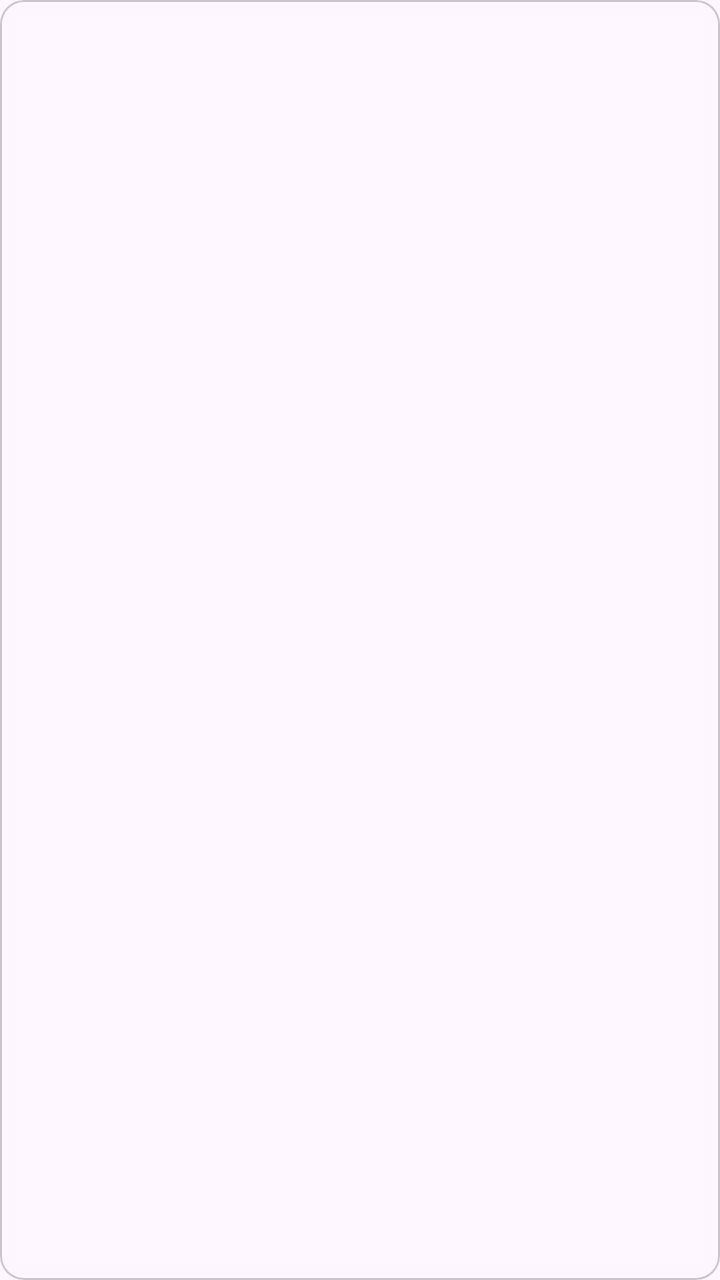
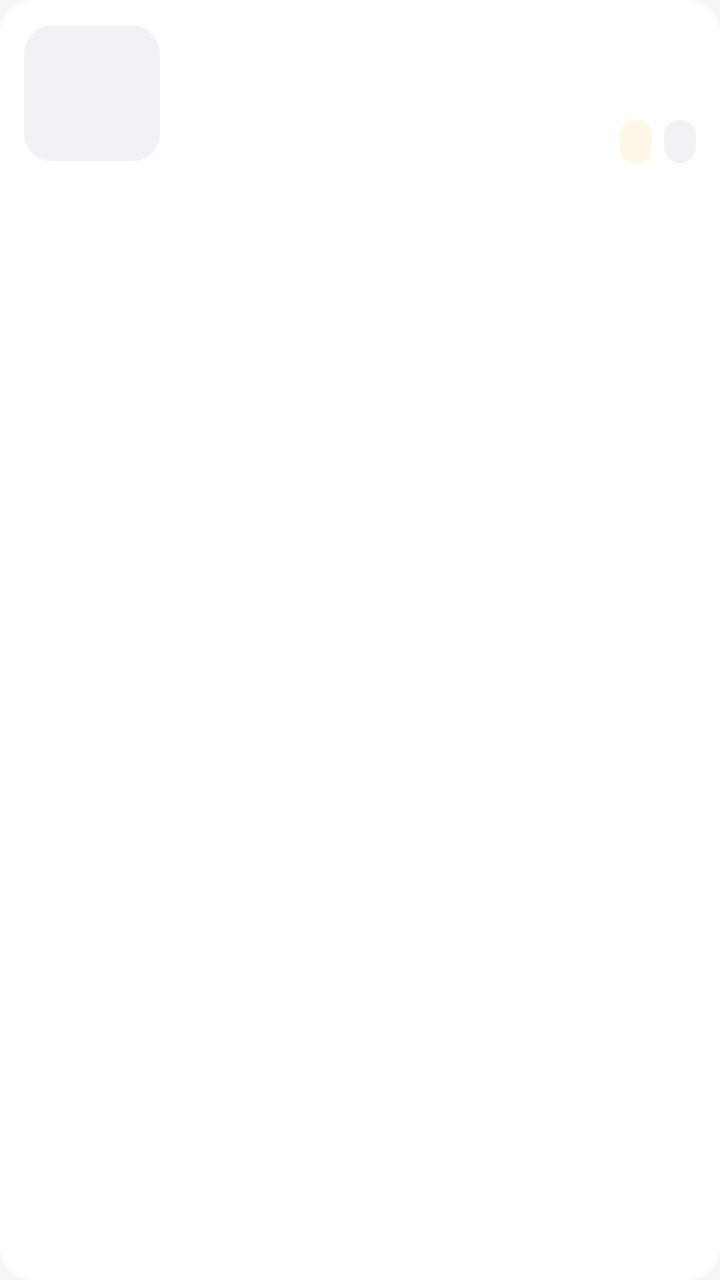

The first picture is an Android layout as it rendered before a commit; the second is the same layout after the commit. The layout source and the unified diff follow.
<!-- AndroidManifest.xml: application theme Theme.GugugagaAdmin -->
<!-- res/layout/item_san_pham.xml -->
<?xml version="1.0" encoding="utf-8"?>
<com.google.android.material.card.MaterialCardView xmlns:android="http://schemas.android.com/apk/res/android"
    style="@style/Widget.Material3.CardView.Outlined"
    android:layout_width="match_parent"
    android:layout_height="wrap_content"
    android:layout_marginStart="@dimen/khoang_md"
    android:layout_marginTop="@dimen/khoang_sm"
    android:layout_marginEnd="@dimen/khoang_md">

    <LinearLayout
        android:layout_width="match_parent"
        android:layout_height="wrap_content"
        android:minHeight="72dp"
        android:orientation="vertical"
        android:padding="@dimen/khoang_md">

        <LinearLayout
            android:layout_width="match_parent"
            android:layout_height="wrap_content"
            android:gravity="center_vertical"
            android:orientation="horizontal">

            <TextView
                android:id="@+id/tvTen"
                android:layout_width="0dp"
                android:layout_height="wrap_content"
                android:layout_weight="1"
                android:ellipsize="end"
                android:maxLines="2"
                android:textAppearance="?attr/textAppearanceTitleMedium" />

            <TextView
                android:id="@+id/tvTrangThai"
                style="@style/NhanTrangThai"
                android:layout_width="wrap_content"
                android:layout_height="wrap_content"
                android:layout_marginStart="@dimen/khoang_sm" />
        </LinearLayout>

        <TextView
            android:id="@+id/tvNhaCungCap"
            android:layout_width="match_parent"
            android:layout_height="wrap_content"
            android:layout_marginTop="@dimen/khoang_xs"
            android:ellipsize="end"
            android:maxLines="1" />

        <LinearLayout
            android:layout_width="match_parent"
            android:layout_height="wrap_content"
            android:layout_marginTop="@dimen/khoang_xs"
            android:orientation="horizontal">

            <TextView
                android:id="@+id/tvGia"
                android:layout_width="0dp"
                android:layout_height="wrap_content"
                android:layout_weight="1"
                android:textStyle="bold" />

            <TextView
                android:id="@+id/tvHangSao"
                android:layout_width="wrap_content"
                android:layout_height="wrap_content" />
        </LinearLayout>

        <TextView
            android:id="@+id/tvNccChuaDuyet"
            android:layout_width="match_parent"
            android:layout_height="wrap_content"
            android:layout_marginTop="@dimen/khoang_xs"
            android:text="@string/ncc_chua_duyet"
            android:textColor="@color/vang_cho_duyet"
            android:textSize="@dimen/chu_nho"
            android:visibility="gone" />

        <TextView
            android:id="@+id/tvLyDo"
            android:layout_width="match_parent"
            android:layout_height="wrap_content"
            android:layout_marginTop="@dimen/khoang_xs"
            android:textColor="@color/do_tu_choi"
            android:textSize="@dimen/chu_nho"
            android:visibility="gone" />

        <LinearLayout
            android:id="@+id/hangNut"
            android:layout_width="match_parent"
            android:layout_height="wrap_content"
            android:layout_marginTop="@dimen/khoang_sm"
            android:gravity="end"
            android:orientation="horizontal"
            android:visibility="gone">

            <Button
                android:id="@+id/btnTuChoi"
                style="@style/Widget.Material3.Button.TextButton"
                android:layout_width="wrap_content"
                android:layout_height="wrap_content"
                android:text="@string/nut_tu_choi" />

            <Button
                android:id="@+id/btnDuyet"
                android:layout_width="wrap_content"
                android:layout_height="wrap_content"
                android:layout_marginStart="@dimen/khoang_sm"
                android:text="@string/nut_duyet" />
        </LinearLayout>
    </LinearLayout>
</com.google.android.material.card.MaterialCardView>
<!-- resources referenced by this layout -->
<resources>
  <color name="do_tu_choi">#A1271B</color>
  <color name="vang_cho_duyet">#8A5A00</color>
  <style name="NhanTrangThai">
          <item name="android:textSize">@dimen/chu_nho</item>
          <item name="android:textStyle">bold</item>
          <item name="android:paddingStart">@dimen/khoang_sm</item>
          <item name="android:paddingEnd">@dimen/khoang_sm</item>
          <item name="android:paddingTop">2dp</item>
          <item name="android:paddingBottom">2dp</item>
      </style>
  <style name="Theme.GugugagaAdmin" parent="Theme.Material3.DayNight.NoActionBar">
          <item name="colorPrimary">@color/xanh_ocop</item>
          <item name="colorPrimaryContainer">@color/xanh_ocop_nhat</item>
      </style>
  <color name="xanh_ocop">#1B6B3A</color>
  <color name="xanh_ocop_nhat">#A7F0B8</color>
  <!-- unchanged entries left out for length: 7 -->
</resources>

<!-- the commit's change to res/layout/item_san_pham.xml (unified diff, before → after) -->
@@ -1,18 +1,15 @@
 <?xml version="1.0" encoding="utf-8"?>
 <com.google.android.material.card.MaterialCardView xmlns:android="http://schemas.android.com/apk/res/android"
-    style="@style/Widget.Material3.CardView.Outlined"
+    xmlns:app="http://schemas.android.com/apk/res-auto"
+    style="@style/TheDong"
     android:layout_width="match_parent"
-    android:layout_height="wrap_content"
-    android:layout_marginStart="@dimen/khoang_md"
-    android:layout_marginTop="@dimen/khoang_sm"
-    android:layout_marginEnd="@dimen/khoang_md">
+    android:layout_height="wrap_content">
 
     <LinearLayout
         android:layout_width="match_parent"
         android:layout_height="wrap_content"
-        android:minHeight="72dp"
         android:orientation="vertical"
-        android:padding="@dimen/khoang_md">
+        android:padding="@dimen/khoang_sm_md">
 
         <LinearLayout
             android:layout_width="match_parent"
@@ -20,55 +17,97 @@
             android:gravity="center_vertical"
             android:orientation="horizontal">
 
-            <TextView
-                android:id="@+id/tvTen"
+            <com.google.android.material.imageview.ShapeableImageView
+                android:id="@+id/ivAnh"
+                android:layout_width="68dp"
+                android:layout_height="68dp"
+                android:background="@color/nen_nhap"
+                android:contentDescription="@string/mo_ta_anh_sp"
+                android:scaleType="centerCrop"
+                app:shapeAppearanceOverlay="@style/HinhAnhBoGoc" />
+
+            <LinearLayout
                 android:layout_width="0dp"
                 android:layout_height="wrap_content"
+                android:layout_marginStart="@dimen/khoang_sm_md"
                 android:layout_weight="1"
-                android:ellipsize="end"
-                android:maxLines="2"
-                android:textAppearance="?attr/textAppearanceTitleMedium" />
+                android:orientation="vertical">
 
-            <TextView
-                android:id="@+id/tvTrangThai"
-                style="@style/NhanTrangThai"
-                android:layout_width="wrap_content"
-                android:layout_height="wrap_content"
-                android:layout_marginStart="@dimen/khoang_sm" />
-        </LinearLayout>
+                <TextView
+                    android:id="@+id/tvTen"
+                    android:layout_width="match_parent"
+                    android:layout_height="wrap_content"
+                    android:ellipsize="end"
+                    android:maxLines="1"
+                    android:textAppearance="?attr/textAppearanceTitleMedium"
+                    android:textColor="@color/chu_chinh"
+                    android:textStyle="bold" />
 
-        <TextView
-            android:id="@+id/tvNhaCungCap"
-            android:layout_width="match_parent"
-            android:layout_height="wrap_content"
-            android:layout_marginTop="@dimen/khoang_xs"
-            android:ellipsize="end"
-            android:maxLines="1" />
+                <TextView
+                    android:id="@+id/tvNhaCungCap"
+                    android:layout_width="match_parent"
+                    android:layout_height="wrap_content"
+                    android:layout_marginTop="2dp"
+                    android:ellipsize="end"
+                    android:maxLines="1"
+                    android:textColor="@color/chu_phu"
+                    android:textSize="@dimen/chu_nho" />
 
-        <LinearLayout
-            android:layout_width="match_parent"
-            android:layout_height="wrap_content"
-            android:layout_marginTop="@dimen/khoang_xs"
-            android:orientation="horizontal">
+                
+                <LinearLayout
+                    android:layout_width="match_parent"
+                    android:layout_height="wrap_content"
+                    android:layout_marginTop="@dimen/khoang_sm"
+                    android:gravity="center_vertical"
+                    android:orientation="horizontal">
 
-            <TextView
-                android:id="@+id/tvGia"
-                android:layout_width="0dp"
-                android:layout_height="wrap_content"
-                android:layout_weight="1"
-                android:textStyle="bold" />
+                    <TextView
+                        android:id="@+id/tvGia"
+                        android:layout_width="0dp"
+                        android:layout_height="wrap_content"
+                        android:layout_weight="1"
+                        android:ellipsize="end"
+                        android:maxLines="1"
+                        android:textAppearance="?attr/textAppearanceTitleSmall"
+                        android:textColor="@color/chu_chinh"
+                        android:textSize="15sp"
+                        android:textStyle="bold" />
 
-            <TextView
-                android:id="@+id/tvHangSao"
-                android:layout_width="wrap_content"
-                android:layout_height="wrap_content" />
+                    <TextView
+                        android:id="@+id/tvHangSao"
+                        android:layout_width="wrap_content"
+                        android:layout_height="wrap_content"
+                        android:layout_marginStart="6dp"
+                        android:background="@drawable/nen_nhan_trang_thai"
+                        android:backgroundTint="@color/vang_ocop_nhat"
+                        android:paddingStart="8dp"
+                        android:paddingTop="3dp"
+                        android:paddingEnd="8dp"
+                        android:paddingBottom="3dp"
+                        android:textColor="@color/vang_cho_duyet"
+                        android:textSize="11.5sp"
+                        android:textStyle="bold" />
+
+                    <TextView
+                        android:id="@+id/tvTrangThai"
+                        style="@style/NhanTrangThai"
+                        android:layout_width="wrap_content"
+                        android:layout_height="wrap_content"
+                        android:layout_marginStart="6dp"
+                        android:paddingStart="8dp"
+                        android:paddingTop="3dp"
+                        android:paddingEnd="8dp"
+                        android:paddingBottom="3dp"
+                        android:textSize="11.5sp" />
+                </LinearLayout>
+            </LinearLayout>
         </LinearLayout>
 
         <TextView
             android:id="@+id/tvNccChuaDuyet"
             android:layout_width="match_parent"
             android:layout_height="wrap_content"
-            android:layout_marginTop="@dimen/khoang_xs"
+            android:layout_marginTop="@dimen/khoang_sm"
             android:text="@string/ncc_chua_duyet"
             android:textColor="@color/vang_cho_duyet"
             android:textSize="@dimen/chu_nho"
@@ -87,23 +126,27 @@
             android:id="@+id/hangNut"
             android:layout_width="match_parent"
             android:layout_height="wrap_content"
-            android:layout_marginTop="@dimen/khoang_sm"
+            android:layout_marginTop="@dimen/khoang_sm_md"
             android:gravity="end"
             android:orientation="horizontal"
             android:visibility="gone">
 
-            <Button
+            <com.google.android.material.button.MaterialButton
                 android:id="@+id/btnTuChoi"
-                style="@style/Widget.Material3.Button.TextButton"
+                style="@style/NutVienOcop"
                 android:layout_width="wrap_content"
                 android:layout_height="wrap_content"
-                android:text="@string/nut_tu_choi" />
+                android:minHeight="40dp"
+                android:text="@string/nut_tu_choi"
+                android:textColor="@color/do_tu_choi" />
 
-            <Button
+            <com.google.android.material.button.MaterialButton
                 android:id="@+id/btnDuyet"
+                style="@style/NutChinhOcop"
                 android:layout_width="wrap_content"
                 android:layout_height="wrap_content"
                 android:layout_marginStart="@dimen/khoang_sm"
+                android:minHeight="40dp"
                 android:text="@string/nut_duyet" />
         </LinearLayout>
     </LinearLayout>
<!-- resource entries referenced after the edit -->
@@ -1,21 +1,165 @@
 <!-- resources referenced by this layout -->
 <resources>
-  <color name="do_tu_choi">#A1271B</color>
-  <color name="vang_cho_duyet">#8A5A00</color>
+  <color name="chu_chinh">#111827</color>
+  <color name="chu_phu">#6B7280</color>
+  <color name="do_tu_choi">#DC2626</color>
+  <color name="nen_nhap">#F1F2F5</color>
+  <color name="vang_cho_duyet">#B45309</color>
+  <color name="vang_ocop_nhat">#FEF7E6</color>
+  <dimen name="khoang_sm_md">12dp</dimen>
+  <!-- drawable nen_nhan_trang_thai (drawable) -->
+  <?xml version="1.0" encoding="utf-8"?>
+  <shape xmlns:android="http://schemas.android.com/apk/res/android"
+      android:shape="rectangle">
+      <solid android:color="@color/xam_nen" />
+      <corners android:radius="@dimen/bo_goc_vien" />
+  </shape>
+  <string name="mo_ta_anh_sp">Ảnh sản phẩm</string>
+  <style name="HinhAnhBoGoc">
+          <item name="cornerFamily">rounded</item>
+          <item name="cornerSize">@dimen/bo_goc_md</item>
+      </style>
   <style name="NhanTrangThai">
+          <item name="android:background">@drawable/nen_nhan_trang_thai</item>
           <item name="android:textSize">@dimen/chu_nho</item>
           <item name="android:textStyle">bold</item>
-          <item name="android:paddingStart">@dimen/khoang_sm</item>
-          <item name="android:paddingEnd">@dimen/khoang_sm</item>
-          <item name="android:paddingTop">2dp</item>
-          <item name="android:paddingBottom">2dp</item>
+          <item name="android:paddingStart">10dp</item>
+          <item name="android:paddingEnd">10dp</item>
+          <item name="android:paddingTop">4dp</item>
+          <item name="android:paddingBottom">4dp</item>
+      </style>
+  <style name="NutChinhOcop" parent="Widget.Material3.Button">
+          <item name="cornerRadius">@dimen/bo_goc_md</item>
+          <item name="android:minHeight">@dimen/nut_cao</item>
+          <item name="android:textStyle">bold</item>
+          <item name="android:elevation">0dp</item>
+          <item name="elevation">0dp</item>
+      </style>
+  <style name="NutVienOcop" parent="Widget.Material3.Button.TonalButton">
+          <item name="cornerRadius">@dimen/bo_goc_md</item>
+          <item name="backgroundTint">@color/nen_nhap</item>
+          <item name="android:textColor">@color/chu_chinh</item>
+          <item name="android:minHeight">46dp</item>
+      </style>
+  <style name="TheDong" parent="Widget.Material3.CardView.Filled">
+          <item name="cardBackgroundColor">@color/nen_the</item>
+          <item name="cardCornerRadius">@dimen/bo_goc_the</item>
+          <item name="cardElevation">0dp</item>
+          <item name="strokeWidth">0dp</item>
+          <item name="android:layout_marginStart">@dimen/khoang_md</item>
+          <item name="android:layout_marginTop">5dp</item>
+          <item name="android:layout_marginEnd">@dimen/khoang_md</item>
+          <item name="android:layout_marginBottom">5dp</item>
       </style>
   <style name="Theme.GugugagaAdmin" parent="Theme.Material3.DayNight.NoActionBar">
           <item name="colorPrimary">@color/xanh_ocop</item>
+          <item name="colorOnPrimary">@color/nen_icon</item>
           <item name="colorPrimaryContainer">@color/xanh_ocop_nhat</item>
+          <item name="colorOnPrimaryContainer">@color/xanh_ocop_tren_nhat</item>
+  
+          <item name="colorSecondary">@color/xanh_phu</item>
+          <item name="colorSecondaryContainer">@color/xanh_phu_nhat</item>
+          <item name="colorOnSecondaryContainer">@color/xanh_phu_tren_nhat</item>
+  
+          <item name="colorTertiary">@color/vang_ocop</item>
+          <item name="colorTertiaryContainer">@color/vang_ocop_nhat</item>
+          <item name="colorOnTertiaryContainer">@color/vang_ocop_tren_nhat</item>
+  
+          <item name="android:colorBackground">@color/nen_man_hinh</item>
+          <item name="colorSurface">@color/nen_man_hinh</item>
+          <item name="colorSurfaceContainerLowest">@color/nen_the</item>
+          <item name="colorSurfaceContainerLow">@color/nen_nhap</item>
+          <item name="colorSurfaceContainer">@color/nen_nhap_dam</item>
+          <item name="colorOnSurface">@color/chu_chinh</item>
+          <item name="colorOnSurfaceVariant">@color/chu_phu</item>
+          <item name="colorOutlineVariant">@color/vien_the</item>
+          <item name="colorError">@color/do_tu_choi</item>
+  
+          <item name="android:windowBackground">@color/nen_man_hinh</item>
+          <item name="shapeAppearanceSmallComponent">@style/HinhDangNho</item>
+          <item name="shapeAppearanceMediumComponent">@style/HinhDangVua</item>
+          <item name="shapeAppearanceLargeComponent">@style/HinhDangLon</item>
+  
+          <item name="materialButtonStyle">@style/NutChinhOcop</item>
+          <item name="materialButtonOutlinedStyle">@style/NutVienOcop</item>
+          <item name="textInputStyle">@style/ONhapOcop</item>
+          <item name="bottomNavigationStyle">@style/ThanhDieuHuongDuoiOcop</item>
+          <item name="chipStyle">@style/ChipLocOcop</item>
       </style>
-  <color name="xanh_ocop">#1B6B3A</color>
-  <color name="xanh_ocop_nhat">#A7F0B8</color>
+  <color name="xam_nen">#F1F2F5</color>
+  <dimen name="bo_goc_vien">999dp</dimen>
+  <dimen name="bo_goc_md">14dp</dimen>
+  <dimen name="nut_cao">50dp</dimen>
+  <color name="nen_the">#FFFFFF</color>
+  <dimen name="bo_goc_the">16dp</dimen>
+  <color name="xanh_ocop">#15803D</color>
+  <color name="nen_icon">#FFFFFF</color>
+  <color name="xanh_ocop_nhat">#E7F6EC</color>
+  <color name="xanh_ocop_tren_nhat">#14532D</color>
+  <color name="xanh_phu">#374151</color>
+  <color name="xanh_phu_nhat">#F1F2F4</color>
+  <color name="xanh_phu_tren_nhat">#111827</color>
+  <color name="vang_ocop">#D97706</color>
+  <color name="vang_ocop_tren_nhat">#92400E</color>
+  <color name="nen_man_hinh">#F6F7F9</color>
+  <color name="nen_nhap_dam">#E5E7EB</color>
+  <color name="vien_the">#EAECEF</color>
+  <style name="HinhDangNho" parent="ShapeAppearance.Material3.SmallComponent">
+          <item name="cornerSize">@dimen/bo_goc_md</item>
+      </style>
+  <style name="HinhDangVua" parent="ShapeAppearance.Material3.MediumComponent">
+          <item name="cornerSize">@dimen/bo_goc_the</item>
+      </style>
+  <style name="HinhDangLon" parent="ShapeAppearance.Material3.LargeComponent">
+          <item name="cornerSize">@dimen/bo_goc_lon</item>
+      </style>
+  <style name="ONhapOcop" parent="Widget.Material3.TextInputLayout.OutlinedBox">
+          <item name="boxCornerRadiusTopStart">@dimen/bo_goc_md</item>
+          <item name="boxCornerRadiusTopEnd">@dimen/bo_goc_md</item>
+          <item name="boxCornerRadiusBottomStart">@dimen/bo_goc_md</item>
+          <item name="boxCornerRadiusBottomEnd">@dimen/bo_goc_md</item>
+          <item name="boxBackgroundColor">@color/nen_nhap</item>
+          <item name="boxStrokeWidth">0dp</item>
+          <item name="boxStrokeWidthFocused">1.5dp</item>
+          <item name="boxStrokeColor">@color/xanh_ocop</item>
+      </style>
+  <style name="ThanhDieuHuongDuoiOcop" parent="Widget.Material3.BottomNavigationView">
+          <item name="android:background">@android:color/transparent</item>
+          <item name="android:minHeight">64dp</item>
+          <item name="itemActiveIndicatorStyle">@style/ChiBaoTabOcop</item>
+          <item name="itemIconTint">@color/mau_tab_bottom</item>
+          <item name="itemTextColor">@color/mau_tab_bottom</item>
+          <item name="itemIconSize">22dp</item>
+          <item name="itemPaddingTop">10dp</item>
+          <item name="itemPaddingBottom">10dp</item>
+          <item name="itemTextAppearanceActive">@style/ChuTabDockChon</item>
+          <item name="itemTextAppearanceInactive">@style/ChuTabDock</item>
+          <item name="labelVisibilityMode">labeled</item>
+          <item name="elevation">0dp</item>
+      </style>
+  <style name="ChipLocOcop" parent="Widget.Material3.Chip.Filter">
+          <item name="chipCornerRadius">@dimen/bo_goc_vien</item>
+          <item name="chipStrokeWidth">0dp</item>
+          <item name="chipBackgroundColor">@color/mau_nen_chip_loc</item>
+          <item name="android:textColor">@color/mau_chu_chip_loc</item>
+          <item name="checkedIconVisible">false</item>
+          <item name="chipMinTouchTargetSize">38dp</item>
+      </style>
+  <dimen name="bo_goc_lon">22dp</dimen>
+  <style name="ChiBaoTabOcop" parent="Widget.Material3.BottomNavigationView.ActiveIndicator">
+          <item name="android:color">@color/chi_bao_dock</item>
+          <item name="android:width">54dp</item>
+          <item name="android:height">30dp</item>
+      </style>
+  <style name="ChuTabDockChon" parent="TextAppearance.Material3.LabelSmall">
+          <item name="android:textSize">@dimen/chu_tab_dock</item>
+          <item name="android:textStyle">bold</item>
+      </style>
+  <style name="ChuTabDock" parent="TextAppearance.Material3.LabelSmall">
+          <item name="android:textSize">@dimen/chu_tab_dock</item>
+      </style>
+  <color name="chi_bao_dock">#E7F6EC</color>
+  <dimen name="chu_tab_dock">10.5sp</dimen>
   <!-- unchanged entries left out for length: 7 -->
 </resources>
 
